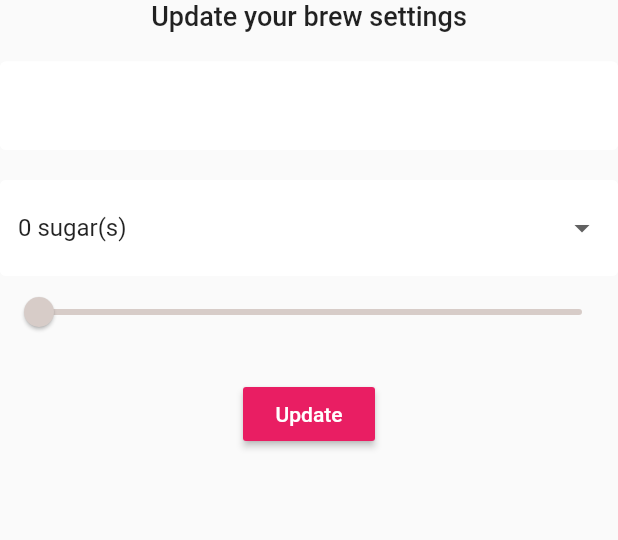
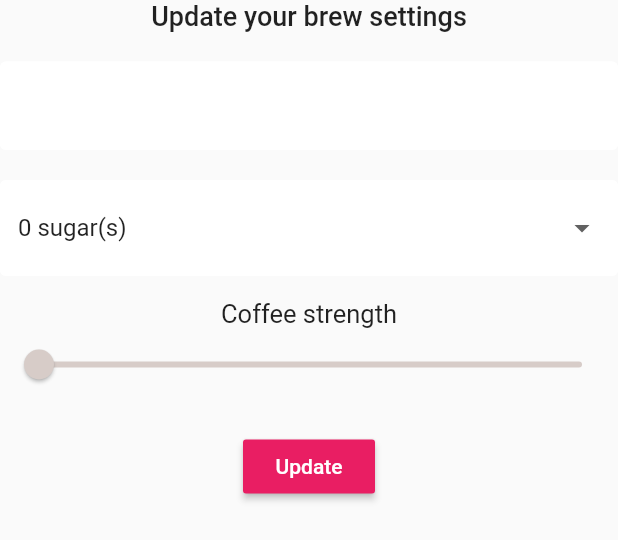
Before and after one commit to femmor/brew-crew-app, a Flutter app: the SettingsForm widget shown alone on an empty page, opened directly, on a phone screen of 412 x 824 dp. Shown: the top 540 px of the screen. Run offline on Flutter 3.47's test engine with Material 2 defaults, Android fonts, the phone set to English and light mode, and no system bars; our stand-ins replace cloud_firestore, firebase_auth, firebase_core, flutter_spinkit; accounts and stored records are empty.

Commit message:
updated the user settings bottom sheet

```diff
--- a/lib/screens/home/settings_form.dart
+++ b/lib/screens/home/settings_form.dart
@@ -56,6 +56,13 @@ class _SettingsFormState extends State<SettingsForm> {
               });
             },
           ),
+          SizedBox(
+            height: 15,
+          ),
+          Text(
+            "Coffee strength",
+            style: TextStyle(fontSize: 17, fontWeight: FontWeight.w400),
+          ),
           Slider(
               activeColor: Colors.brown[_currentStrength ?? 100],
               inactiveColor: Colors.brown[_currentStrength ?? 100],
```
